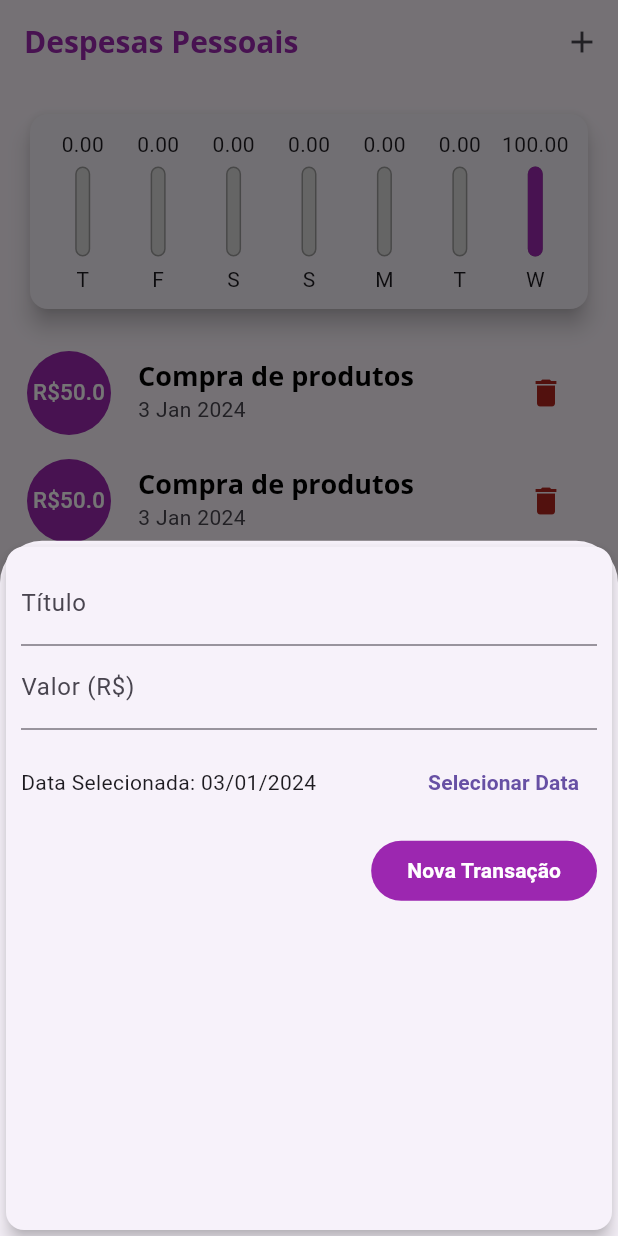
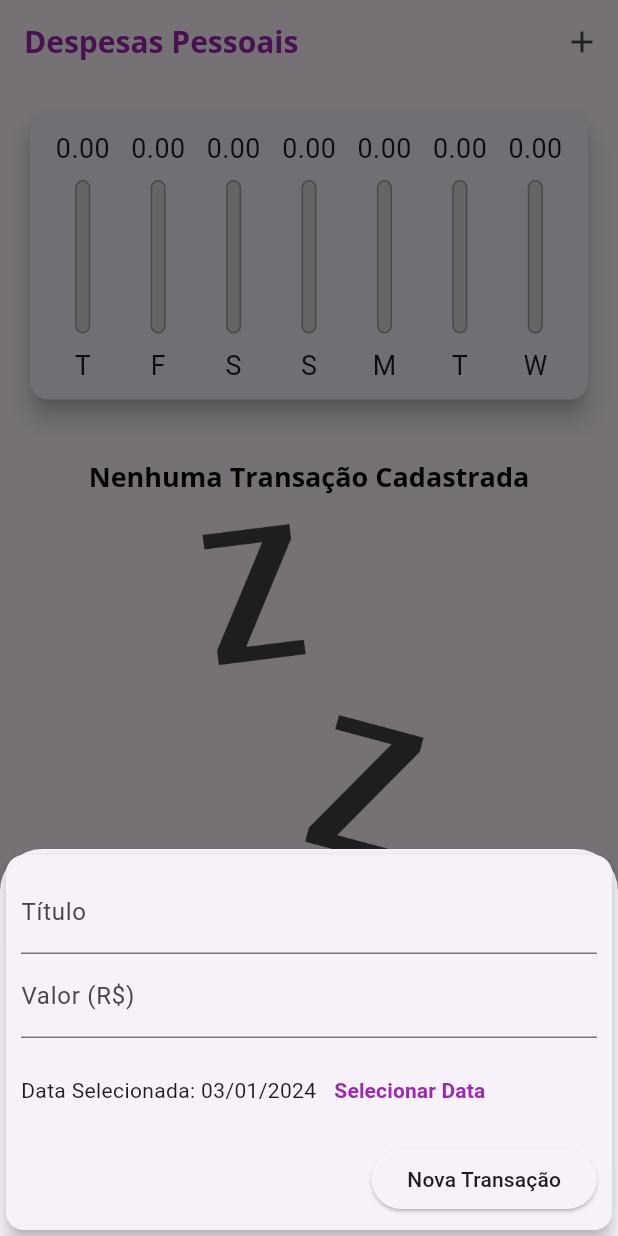
Before and after one commit to RafaellaBarbosa/expenses_app, a Flutter app: the screen it shows after launch, after a tap on the "add" icon, on a phone screen of 412 x 824 dp. Run offline on Flutter 3.47's test engine with Material 3 defaults, Android fonts, the phone set to English and light mode, and no system bars.

```diff
--- /dev/null
+++ b/lib/components/adaptative_button.dart
@@ -0,0 +1,36 @@
+import 'dart:io';
+import 'package:flutter/cupertino.dart';
+import 'package:flutter/material.dart';
+
+class AdaptativeButton extends StatelessWidget {
+  const AdaptativeButton({
+    required this.label,
+    required this.onPressed,
+    super.key,
+  });
+
+  final String label;
+  final Function() onPressed;
+
+  @override
+  Widget build(BuildContext context) {
+    return Platform.isIOS
+        ? CupertinoButton(
+            onPressed: onPressed,
+            color: Theme.of(context).colorScheme.primary,
+            padding: const EdgeInsets.symmetric(
+              horizontal: 20,
+            ),
+            child: Text(label),
+          )
+        : ElevatedButton(
+            onPressed: onPressed,
+            child: Text(
+              label,
+              style: TextStyle(
+                color: Theme.of(context).textTheme.labelLarge?.color,
+              ),
+            ),
+          );
+  }
+}
--- /dev/null
+++ b/lib/components/adaptative_date_picker.dart
@@ -0,0 +1,64 @@
+import 'dart:io';
+import 'package:flutter/cupertino.dart';
+import 'package:flutter/material.dart';
+import 'package:intl/intl.dart';
+
+class AdaptativeDatePicker extends StatelessWidget {
+  const AdaptativeDatePicker({
+    required this.selectedDate,
+    required this.onDateChanged,
+    super.key,
+  });
+
+  final DateTime selectedDate;
+  final Function(DateTime) onDateChanged;
+
+  _showDatePicker(BuildContext context) {
+    showDatePicker(
+      context: context,
+      initialDate: DateTime.now(),
+      firstDate: DateTime(2019),
+      lastDate: DateTime.now(),
+    ).then((pickedDate) {
+      if (pickedDate == null) {
+        return;
+      }
+
+      onDateChanged(pickedDate);
+    });
+  }
+
+  @override
+  Widget build(BuildContext context) {
+    return Platform.isIOS
+        ? SizedBox(
+            height: 180,
+            child: CupertinoDatePicker(
+              mode: CupertinoDatePickerMode.date,
+              initialDateTime: DateTime.now(),
+              minimumDate: DateTime(2019),
+              maximumDate: DateTime.now(),
+              onDateTimeChanged: onDateChanged,
+            ),
+          )
+        : SizedBox(
+            height: 70,
+            child: Row(
+              children: <Widget>[
+                Text(
+                  'Data Selecionada: ${DateFormat('dd/MM/y').format(selectedDate)}',
+                ),
+                TextButton(
+                  child: const Text(
+                    'Selecionar Data',
+                    style: TextStyle(
+                      fontWeight: FontWeight.bold,
+                    ),
+                  ),
+                  onPressed: () => _showDatePicker(context),
+                )
+              ],
+            ),
+          );
+  }
+}
--- /dev/null
+++ b/lib/components/adaptative_text_field.dart
@@ -0,0 +1,50 @@
+import 'dart:io';
+import 'package:flutter/cupertino.dart';
+import 'package:flutter/material.dart';
+
+class AdaptativeTextField extends StatelessWidget {
+  const AdaptativeTextField({
+    this.label,
+    this.controller,
+    this.keyboardType = TextInputType.text,
+    this.onSubmitted,
+    super.key,
+    required this.textInputAction,
+  });
+
+  final String? label;
+  final TextEditingController? controller;
+  final TextInputType keyboardType;
+  final Function(String)? onSubmitted;
+  final TextInputAction textInputAction;
+
+  @override
+  Widget build(BuildContext context) {
+    return Platform.isIOS
+        ? Padding(
+            padding: const EdgeInsets.only(
+              bottom: 10,
+            ),
+            child: CupertinoTextField(
+              controller: controller,
+              keyboardType: keyboardType,
+              onSubmitted: onSubmitted,
+              placeholder: label,
+              textInputAction: textInputAction,
+              padding: const EdgeInsets.symmetric(
+                horizontal: 6,
+                vertical: 12,
+              ),
+            ),
+          )
+        : TextField(
+            controller: controller,
+            keyboardType: keyboardType,
+            onSubmitted: onSubmitted,
+            textInputAction: textInputAction,
+            decoration: InputDecoration(
+              labelText: label,
+            ),
+          );
+  }
+}
--- a/lib/components/chart_bar.dart
+++ b/lib/components/chart_bar.dart
@@ -13,19 +13,21 @@ class ChartBar extends StatelessWidget {
 
   @override
   Widget build(BuildContext context) {
+    return LayoutBuilder(
+      builder: (context, constraints) {
         return Column(
           children: [
             SizedBox(
-          height: 20,
+              height: constraints.maxHeight * 0.15,
               child: FittedBox(
                 child: Text(
                   value.toStringAsFixed(2),
                 ),
               ),
             ),
-        const SizedBox(height: 5),
+            SizedBox(height: constraints.maxHeight * 0.05),
             SizedBox(
-          height: 60,
+              height: constraints.maxHeight * 0.60,
               width: 10,
               child: Stack(
                 alignment: Alignment.bottomCenter,
@@ -52,9 +54,13 @@ class ChartBar extends StatelessWidget {
                 ],
               ),
             ),
-        const SizedBox(height: 5),
-        Text(label),
+            SizedBox(height: constraints.maxHeight * 0.05),
+            SizedBox(
+                height: constraints.maxHeight * 0.15,
+                child: FittedBox(child: Text(label))),
           ],
+        );
+      },
     );
   }
 }
--- a/lib/components/transaction_form.dart
+++ b/lib/components/transaction_form.dart
@@ -1,5 +1,7 @@
+import 'package:expenses_app/components/adaptative_button.dart';
+import 'package:expenses_app/components/adaptative_date_picker.dart';
+import 'package:expenses_app/components/adaptative_text_field.dart';
 import 'package:flutter/material.dart';
-import 'package:intl/intl.dart';
 
 class TransactionForm extends StatefulWidget {
   const TransactionForm({
@@ -20,64 +22,48 @@ class _TransactionFormState extends State<TransactionForm> {
 
   @override
   Widget build(BuildContext context) {
-    return Card(
+    return SingleChildScrollView(
+      child: Card(
         elevation: 5,
         child: Padding(
-        padding: const EdgeInsets.all(10.0),
+          padding: EdgeInsets.fromLTRB(
+              10.0, 10, 10, 10 + MediaQuery.of(context).viewInsets.bottom),
           child: Column(
             crossAxisAlignment: CrossAxisAlignment.end,
             children: [
-            TextFormField(
-              decoration: const InputDecoration(labelText: "Título"),
+              AdaptativeTextField(
+                label: "Título",
                 controller: titleController,
                 keyboardType: TextInputType.text,
-              onFieldSubmitted: (_) => _submitForm,
+                onSubmitted: (_) => _submitForm,
+                textInputAction: TextInputAction.next,
               ),
-            TextFormField(
-              decoration: const InputDecoration(labelText: "Valor (R\$)"),
+              AdaptativeTextField(
+                label: "Valor (R\$)",
                 controller: valueController,
+                textInputAction: TextInputAction.done,
                 keyboardType:
                     const TextInputType.numberWithOptions(decimal: true),
-              onFieldSubmitted: (_) {
+                onSubmitted: (_) {
                   _submitForm;
                 },
               ),
-            SizedBox(
-              height: 70,
-              child: Row(
-                children: [
-                  Expanded(
-                    child: Text(
-                      'Data Selecionada: ${DateFormat('dd/MM/y').format(_selectedDate)}',
+              AdaptativeDatePicker(
+                selectedDate: _selectedDate,
+                onDateChanged: (newDate) {
+                  setState(() {
+                    _selectedDate = newDate;
+                  });
+                },
               ),
-                  ),
-                  TextButton(
+              AdaptativeButton(
                 onPressed: () {
-                      _showDatePicker();
+                  _submitForm();
                 },
-                    child: Text(
-                      "Selecionar Data",
-                      style: TextStyle(
-                        color: Theme.of(context).primaryColor,
-                        fontWeight: FontWeight.bold,
-                      ),
-                    ),
+                label: "Nova Transação",
               )
             ],
           ),
-            ),
-            FilledButton(
-              onPressed: () {
-                _submitForm();
-              },
-              child: const Text(
-                "Nova Transação",
-                style: TextStyle(
-                  fontWeight: FontWeight.bold,
-                ),
-              ),
-            )
-          ],
         ),
       ),
     );
@@ -93,21 +79,4 @@ class _TransactionFormState extends State<TransactionForm> {
 
     widget.onSubmit(title, value, _selectedDate);
   }
-
-  _showDatePicker() {
-    showDatePicker(
-      context: context,
-      initialDate: DateTime.now(),
-      firstDate: DateTime(2020),
-      lastDate: DateTime.now(),
-    ).then((pickedDate) {
-      if (pickedDate == null) {
-        return;
 }
-
-      setState(() {
-        _selectedDate = pickedDate;
-      });
-    });
-  }
-}
--- a/lib/components/transaction_list.dart
+++ b/lib/components/transaction_list.dart
@@ -14,9 +14,7 @@ class TransactionList extends StatelessWidget {
 
   @override
   Widget build(BuildContext context) {
-    return SizedBox(
-        height: 400,
-        child: transactions.isNotEmpty
+    return transactions.isNotEmpty
         ? ListView.builder(
             itemCount: transactions.length,
             itemBuilder: (BuildContext context, int index) {
@@ -51,20 +49,11 @@ class TransactionList extends StatelessWidget {
                 subtitle: Text(
                   DateFormat('d MMM y').format(tr.date),
                 ),
-                    trailing: IconButton(
-                      icon: const Icon(Icons.delete),
-                      color: Theme.of(context).colorScheme.error,
-                      onPressed: () => showDialog(
-                        context: context,
-                        builder: (context) {
-                          return AlertConfirmation(onRemove: onRemove, tr: tr);
-                        },
-                      ),
-                    ),
               );
             },
           )
-            : Column(
+        : LayoutBuilder(builder: (context, constraints) {
+            return Column(
               children: [
                 const SizedBox(height: 20),
                 Text(
@@ -75,10 +64,11 @@ class TransactionList extends StatelessWidget {
                 Image.asset(
                   "assets/images/waiting.png",
                   fit: BoxFit.cover,
-                    height: 200,
+                  height: constraints.maxHeight * 0.6,
                 ),
               ],
-              ));
+            );
+          });
   }
 }
 
--- a/lib/main.dart
+++ b/lib/main.dart
@@ -61,20 +61,8 @@ class MyHomePage extends StatefulWidget {
 }
 
 class _MyHomePageState extends State<MyHomePage> {
-  final List<Transaction> _transactions = [
-    Transaction(
-      id: "1",
-      title: "Compra de produtos",
-      value: 50.0,
-      date: DateTime.now(),
-    ),
-    Transaction(
-      id: "2",
-      title: "Compra de produtos",
-      value: 50.0,
-      date: DateTime.now(),
-    )
-  ];
+  final List<Transaction> _transactions = [];
+  bool showChart = false;
 
   List<Transaction> get _recentTransactions {
     return _transactions.where((tr) {
@@ -113,26 +101,50 @@ class _MyHomePageState extends State<MyHomePage> {
 
   @override
   Widget build(BuildContext context) {
-    return Scaffold(
-      appBar: AppBar(
-        title: const Text(
-          "Despesas Pessoais",
+    final mediaQuery = MediaQuery.of(context);
+    bool isLandscape = mediaQuery.orientation == Orientation.landscape;
+    final appBar = AppBar(
+      title: const Text("Despesas Pessoais"),
+      actions: [
+        if (isLandscape)
+          IconButton(
+            onPressed: () {
+              setState(() {
+                showChart = !showChart;
+              });
+            },
+            icon: Icon(showChart ? Icons.list : Icons.pie_chart),
           ),
-        actions: [
         IconButton(
           onPressed: () => _openTransactionFormModal(context),
           icon: const Icon(Icons.add),
         ),
       ],
-      ),
-      body: SingleChildScrollView(
+    );
+    final avaibleHeight = mediaQuery.size.height -
+        appBar.preferredSize.height -
+        mediaQuery.padding.top;
+    return Scaffold(
+      appBar: appBar,
+      body: SafeArea(
+        child: SingleChildScrollView(
           child: Column(
             crossAxisAlignment: CrossAxisAlignment.stretch,
             children: [
-            Chart(recentTransaction: _recentTransactions),
-            TransactionList(
-                transactions: _transactions, onRemove: _removeTransaction),
+              if (showChart || !isLandscape)
+                SizedBox(
+                  height: avaibleHeight * (isLandscape ? 0.7 : 0.3),
+                  child: Chart(recentTransaction: _recentTransactions),
+                ),
+              if (!showChart || !isLandscape)
+                SizedBox(
+                  height: avaibleHeight * 0.75,
+                  child: TransactionList(
+                      transactions: _transactions,
+                      onRemove: _removeTransaction),
+                ),
             ],
+          ),
         ),
       ),
       floatingActionButton: FloatingActionButton(
```
Lines whose indentation alone changed are shown as unchanged.
